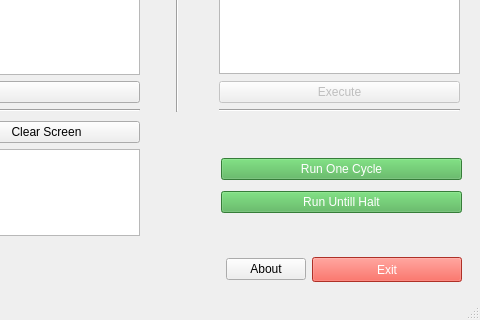
This is mainwindow.ui in adhamhamdy3/Vole-Machine as Qt 5 draws it before an edit; both pictures show x 651 to 1131 and y 318 to 638 of the 1131 by 638 pixel window. The edited form follows.
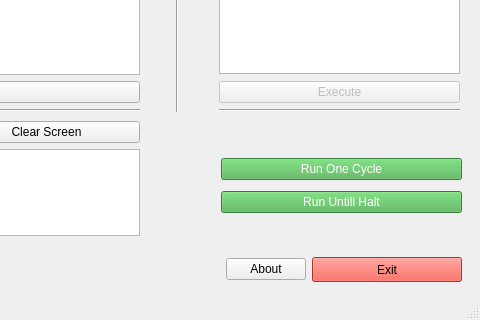
This is the edited form. Icons and pictures are not drawn.

Commit message: exit and halt text color changed

The edit to the form file:
```diff
--- a/mainwindow.ui
+++ b/mainwindow.ui
@@ -504,7 +504,7 @@
      </item>
     </layout>
    </widget>
-   <widget class="QWidget" name="">
+   <widget class="QWidget" name="layoutWidget">
     <property name="geometry">
      <rect>
       <x>22</x>
@@ -570,7 +570,7 @@
        <property name="styleSheet">
         <string notr="true">QPushButton {
     background-color: rgb(244, 67, 54);   
-    color: white;                   
+    color: black;                   
 }
 
 
@@ -586,7 +586,7 @@
      </item>
     </layout>
    </widget>
-   <widget class="QWidget" name="">
+   <widget class="QWidget" name="layoutWidget">
     <property name="geometry">
      <rect>
       <x>872</x>
```
The commit also changes 2 other files.
